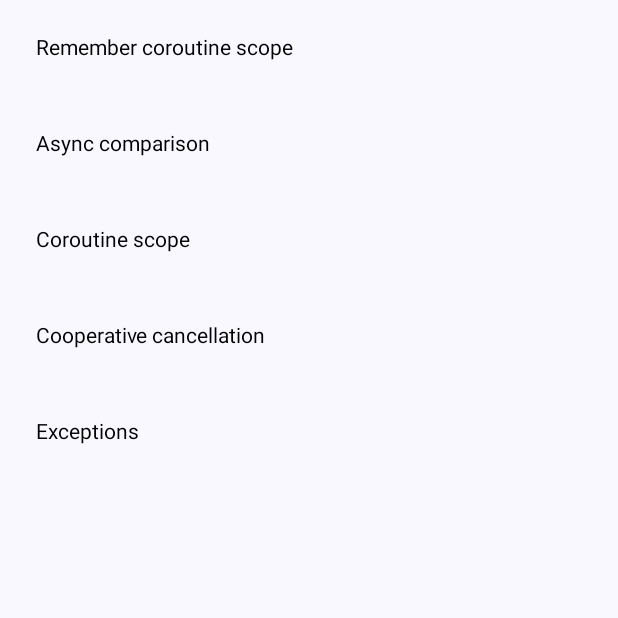
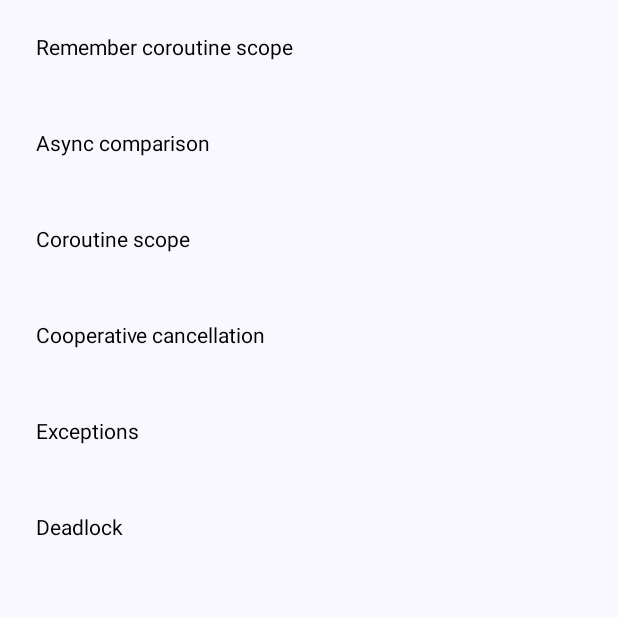
Before and after one commit to nsmirosh/Interactive-Android-Concepts, an Android app built with Jetpack Compose: the CoroutineLobbyScreen screen opened through its navigation route, on a phone screen of 412 x 824 dp, the top half of it. Run offline under Robolectric (Android 15) with nearby library versions, the light colour scheme and no system bars; our stand-ins replace Dagger/Hilt's generated code.

Commit message:
Finished with the deadlock

```diff
--- a/app/src/main/java/nick/mirosh/androidsamples/MainActivity.kt
+++ b/app/src/main/java/nick/mirosh/androidsamples/MainActivity.kt
@@ -1,5 +1,6 @@
 package nick.mirosh.androidsamples
 
+import DeadLockScreen
 import TodoListScreen
 import android.os.Bundle
 import androidx.activity.ComponentActivity
@@ -19,6 +20,7 @@ import dagger.hilt.android.AndroidEntryPoint
 import nick.mirosh.androidsamples.ui.Animation
 import nick.mirosh.androidsamples.ui.BottomNavigation
 import nick.mirosh.androidsamples.ui.Coroutines
+import nick.mirosh.androidsamples.ui.DeadLockDestination
 import nick.mirosh.androidsamples.ui.DisposableEffect
 import nick.mirosh.androidsamples.ui.LaunchedEffect
 import nick.mirosh.androidsamples.ui.MainScreen
--- a/app/src/main/java/nick/mirosh/androidsamples/ui/MyAppDestinations.kt
+++ b/app/src/main/java/nick/mirosh/androidsamples/ui/MyAppDestinations.kt
@@ -107,6 +107,10 @@ object RememberCoroutineScopeDestination : CoroutinesDestinations {
     override val route = "remember_coroutine_scope"
 }
 
+object DeadLockDestination : CoroutinesDestinations {
+    override val route = "deadlock"
+}
+
 
 //Coroutines exception handling destinations
 
--- a/app/src/main/java/nick/mirosh/androidsamples/ui/coroutines/lobby/coroutineExceptionsLobbyScreen.kt
+++ b/app/src/main/java/nick/mirosh/androidsamples/ui/coroutines/lobby/coroutineExceptionsLobbyScreen.kt
@@ -1,6 +1,7 @@
 package nick.mirosh.androidsamples.ui.coroutines.lobby
 
 import CooperativeCancellationScreen
+import DeadLockScreen
 import androidx.compose.foundation.clickable
 import androidx.compose.foundation.layout.Column
 import androidx.compose.foundation.layout.fillMaxSize
@@ -23,6 +24,7 @@ import nick.mirosh.androidsamples.ui.AsyncComparisonDestination
 import nick.mirosh.androidsamples.ui.CooperativeCancellationDestination
 import nick.mirosh.androidsamples.ui.CoroutineLobbyScreenDestination
 import nick.mirosh.androidsamples.ui.CoroutineScopeDestination
+import nick.mirosh.androidsamples.ui.DeadLockDestination
 import nick.mirosh.androidsamples.ui.ExceptionsLobbyDestination
 import nick.mirosh.androidsamples.ui.RememberCoroutineScopeDestination
 import nick.mirosh.androidsamples.ui.coroutines.async.AsyncComparisonScreen
@@ -54,6 +56,7 @@ fun LobbyContent(
     onCoroutineScopeClicked: (() -> Unit)? = null,
     onExceptionsClicked: (() -> Unit)? = null,
     onCooperativeCancellationClicked: (() -> Unit)? = null,
+    onDeadLockClicked: (() -> Unit)? = null
 ) {
 
     val scrollState = rememberScrollState()
@@ -99,6 +102,15 @@ fun LobbyContent(
                 }
                 .padding(24.dp)
         )
+
+        Text(
+            text = "Deadlock",
+            modifier = Modifier
+                .clickable {
+                    onDeadLockClicked?.invoke()
+                }
+                .padding(24.dp)
+        )
     }
 }
 
@@ -129,6 +141,12 @@ fun NavGraphBuilder.setUpNavigation(navController: NavHostController) {
                 navController.navigateSingleTopTo(
                     RememberCoroutineScopeDestination.route
                 )
+            },
+
+            onDeadLockClicked = {
+                navController.navigateSingleTopTo(
+                    DeadLockDestination.route
+                )
             }
         )
     }
@@ -137,7 +155,7 @@ fun NavGraphBuilder.setUpNavigation(navController: NavHostController) {
         AsyncComparisonScreen()
     }
     composable(route = ExceptionsLobbyDestination.route) {
-         CoroutineExceptionsLobbyScreen()
+        CoroutineExceptionsLobbyScreen()
     }
     composable(route = CooperativeCancellationDestination.route) {
         CooperativeCancellationScreen()
@@ -148,4 +166,8 @@ fun NavGraphBuilder.setUpNavigation(navController: NavHostController) {
     composable(route = RememberCoroutineScopeDestination.route) {
         RememberCoroutineScopeScreen()
     }
+
+    composable(route = DeadLockDestination.route) {
+        DeadLockScreen()
+    }
 }
```
Also changed, not shown: app/src/main/java/nick/mirosh/androidsamples/ui/coroutines/deadlock/DeadLockScreen.kt (added, +35 -0 lines), app/src/main/java/nick/mirosh/androidsamples/ui/coroutines/deadlock/DeadLockViewModel.kt (added, +71 -0 lines).
